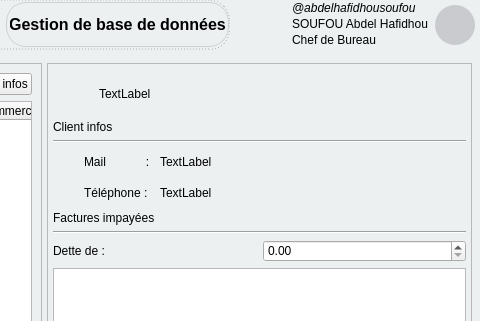
The window that forms/dialog.ui (SAbdelH/DevisCreator_premium) describes before a commit, drawn with Qt 5; both pictures show x 823 to 1303 and y 0 to 321 of the 1303 by 872 pixel window.
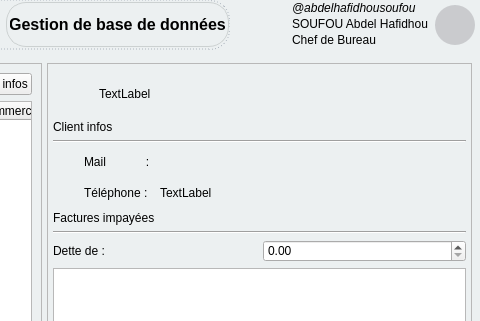
The same window after the commit. Icons and pictures are not drawn.

```diff
--- a/forms/dialog.ui
+++ b/forms/dialog.ui
@@ -5571,7 +5571,7 @@
                 </size>
                </property>
                <property name="text">
-                <string>TextLabel</string>
+                <string/>
                </property>
               </widget>
              </item>
```
Left out of the diff: 44 changed lines with no effect on the pictures.
